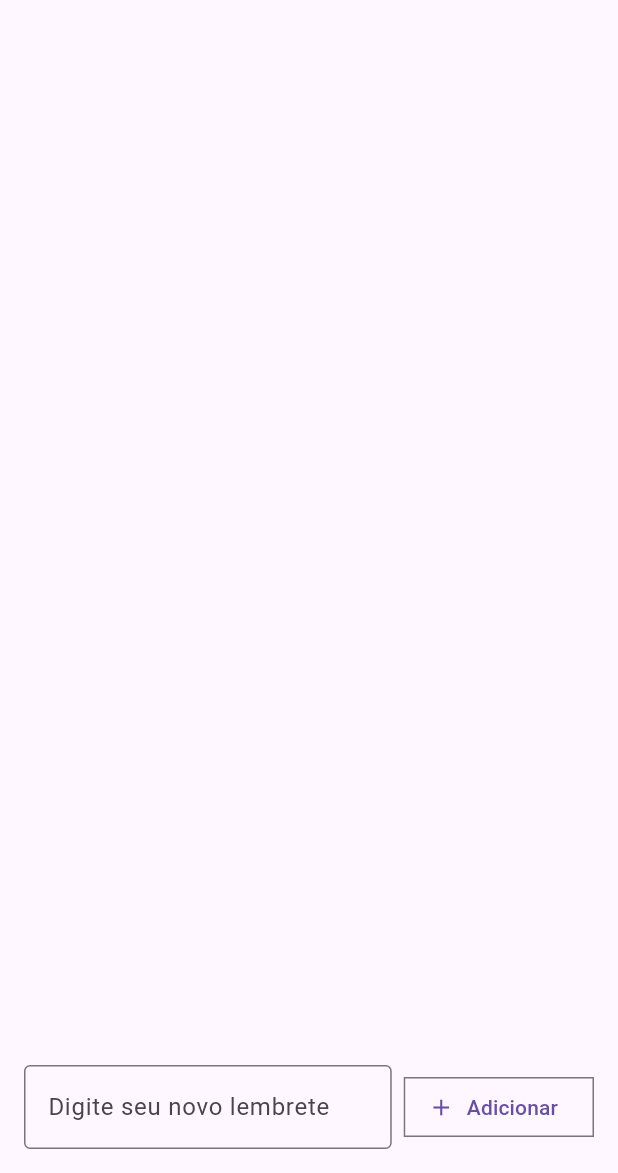
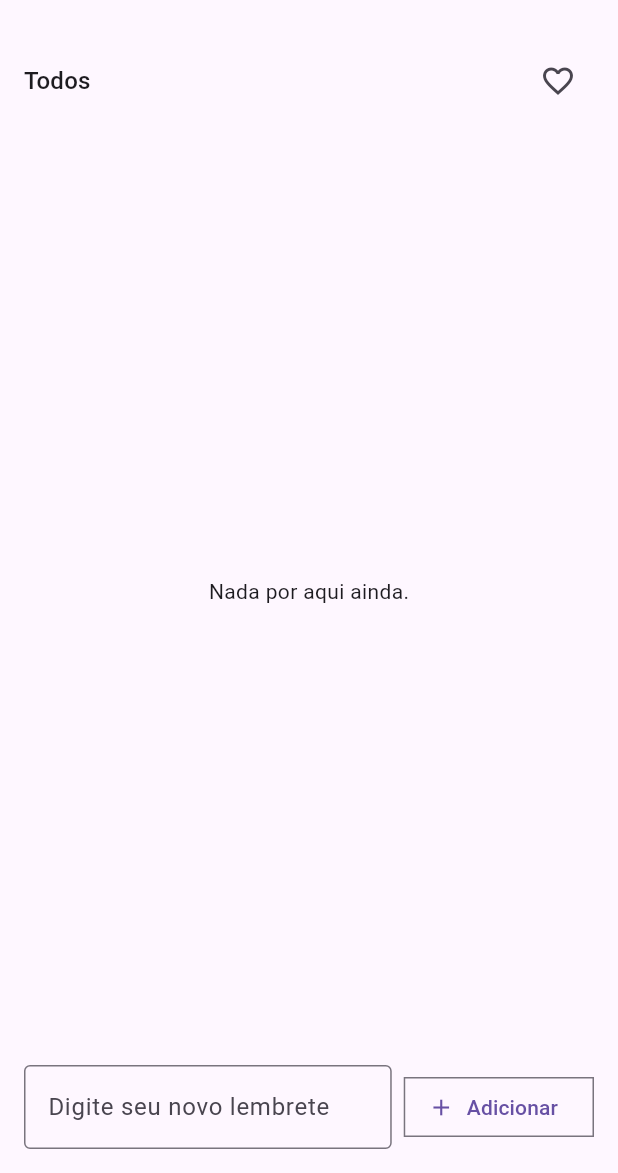
Before and after one commit to durvalsoranz/20252_maua_ecm252_exercicio_flutter_lembretes_favoritos_modelo, a Flutter app: the screen it shows after launch, on a phone screen of 412 x 824 dp, the part 63-1236 px from its top. Run offline on Flutter 3.47's test engine with Material 3 defaults, Android fonts, the light colour scheme and no system bars.

Commit message:
feat: filtra lembretes

```diff
--- a/lib/lista_lembretes.dart
+++ b/lib/lista_lembretes.dart
@@ -14,18 +14,61 @@ class ListaLembretes extends StatefulWidget {
   State<ListaLembretes> createState() => _ListaLembretesState();
 }
 
+enum Filtro { todos, favoritos }
+
 class _ListaLembretesState extends State<ListaLembretes> {
   final Set<int> _favoritos = {};
+  Filtro _filtro = Filtro.todos;
 
   @override
   Widget build(BuildContext context) {
-    return ListView.builder(
-      itemCount: widget.lembretes.length,
-      itemBuilder: (context, index) {
-        final lembrete = widget.lembretes[index];
-        final isFavorito = _favoritos.contains(index);
+    final List<int> indicesVisiveis = List.generate(
+      widget.lembretes.length,
+      (i) => i,
+    ).where((i) => _filtro == Filtro.todos || _favoritos.contains(i)).toList();
+
+    return Column(
+      crossAxisAlignment: CrossAxisAlignment.start,
+      children: [
+        Row(
+          children: [
+            Text(
+              _filtro == Filtro.todos ? 'Todos' : 'Favoritos',
+              style: Theme.of(context).textTheme.titleMedium,
+            ),
+            const Spacer(),
+            IconButton(
+              tooltip: _filtro == Filtro.todos
+                  ? 'Mostrar favoritos'
+                  : 'Mostrar todos',
+              icon: Icon(
+                _filtro == Filtro.todos ? Icons.favorite_border : Icons.list,
+              ),
+              onPressed: () {
+                setState(() {
+                  _filtro = _filtro == Filtro.todos
+                      ? Filtro.favoritos
+                      : Filtro.todos;
+                });
+              },
+            ),
+          ],
+        ),
+        const SizedBox(height: 12),
+
+        if (indicesVisiveis.isEmpty)
+          const Expanded(child: Center(child: Text('Nada por aqui ainda.')))
+        else
+          Expanded(
+            child: ListView.builder(
+              itemCount: indicesVisiveis.length,
+              itemBuilder: (context, idx) {
+                final originalIndex = indicesVisiveis[idx];
+                final lembrete = widget.lembretes[originalIndex];
+                final isFavorito = _favoritos.contains(originalIndex);
 
                 return Card(
+                  margin: const EdgeInsets.symmetric(vertical: 4),
                   child: ListTile(
                     title: Text(lembrete),
                     trailing: Row(
@@ -39,9 +82,9 @@ class _ListaLembretesState extends State<ListaLembretes> {
                           onPressed: () {
                             setState(() {
                               if (isFavorito) {
-                        _favoritos.remove(index);
+                                _favoritos.remove(originalIndex);
                               } else {
-                        _favoritos.add(index);
+                                _favoritos.add(originalIndex);
                               }
                             });
                           },
@@ -50,16 +93,15 @@ class _ListaLembretesState extends State<ListaLembretes> {
                           icon: const Icon(Icons.delete),
                           onPressed: () {
                             setState(() {
-                      _favoritos.remove(index);
+                              _favoritos.remove(originalIndex);
                               final reindexado = _favoritos
-                          .map((i) => i > index ? i - 1 : i)
+                                  .map((i) => i > originalIndex ? i - 1 : i)
                                   .toSet();
-
                               _favoritos
                                 ..clear()
                                 ..addAll(reindexado);
                             });
-                    widget.onRemoverLembrete(index);
+                            widget.onRemoverLembrete(originalIndex);
                           },
                         ),
                       ],
@@ -67,6 +109,9 @@ class _ListaLembretesState extends State<ListaLembretes> {
                   ),
                 );
               },
+            ),
+          ),
+      ],
     );
   }
 }
```
Lines whose indentation alone changed are shown as unchanged.
